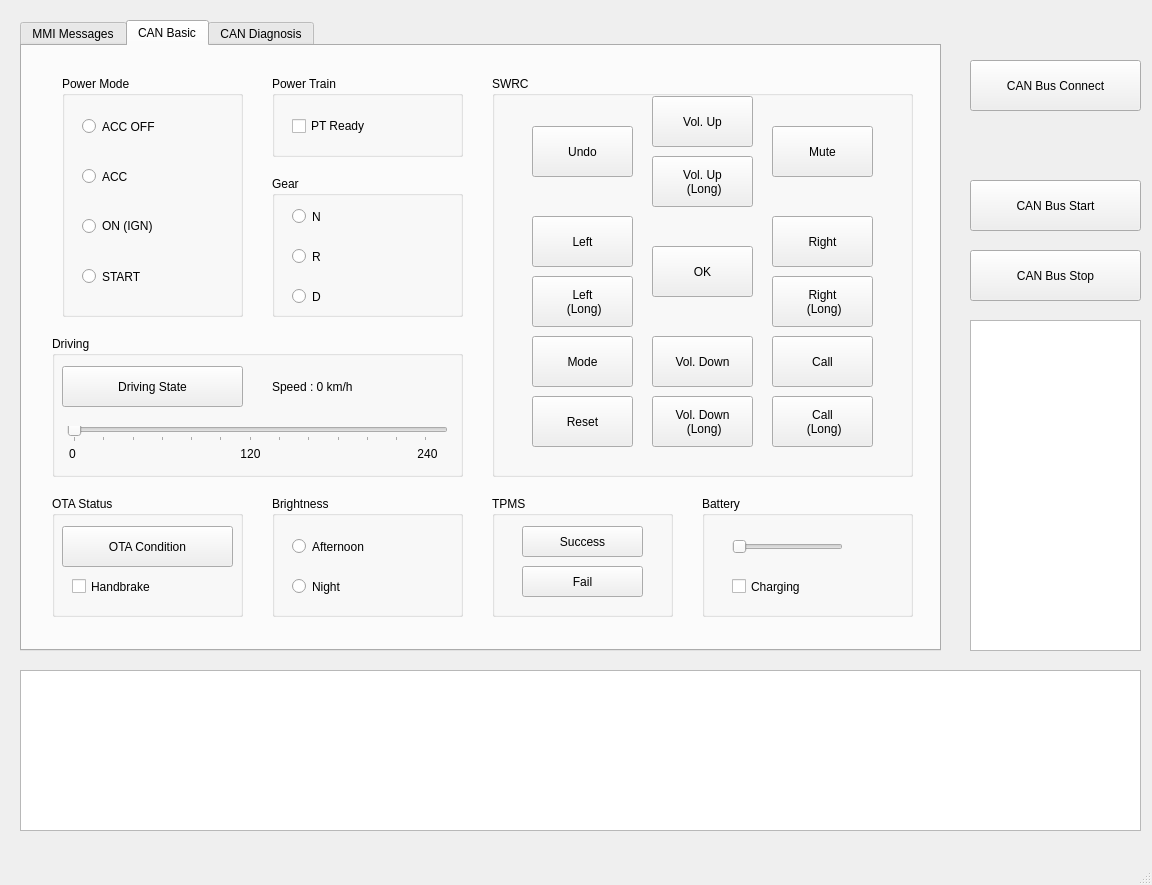
This is untitled.ui in AndrewKim330/can_drimaes as Qt 5 draws it before an edit. The edited form follows.
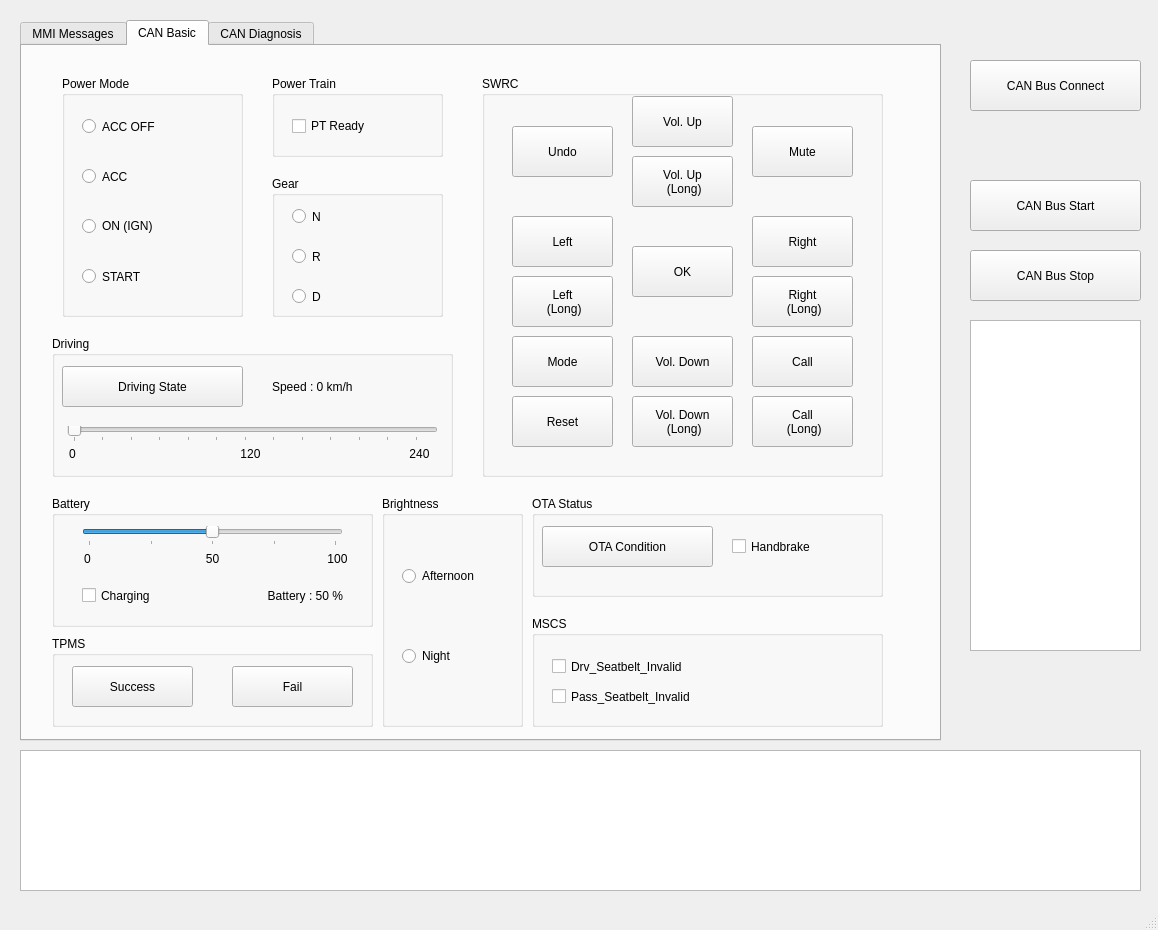
This is the edited form.

Commit message: Feat : Set battery and aeb

What changed in the file:
```diff
--- a/untitled.ui
+++ b/untitled.ui
@@ -6,8 +6,8 @@
    <rect>
     <x>0</x>
     <y>0</y>
-    <width>1152</width>
-    <height>885</height>
+    <width>1158</width>
+    <height>930</height>
    </rect>
   </property>
   <property name="windowTitle">
@@ -20,7 +20,7 @@
       <x>20</x>
       <y>20</y>
       <width>921</width>
-      <height>631</height>
+      <height>721</height>
      </rect>
     </property>
     <property name="currentIndex">
@@ -328,7 +328,7 @@
        <rect>
         <x>250</x>
         <y>130</y>
-        <width>191</width>
+        <width>171</width>
         <height>141</height>
        </rect>
       </property>
@@ -446,9 +446,9 @@
      <widget class="QGroupBox" name="swrc_group">
       <property name="geometry">
        <rect>
-        <x>470</x>
+        <x>460</x>
         <y>30</y>
-        <width>421</width>
+        <width>401</width>
         <height>401</height>
        </rect>
       </property>
@@ -458,7 +458,7 @@
       <widget class="QPushButton" name="btn_vol_down">
        <property name="geometry">
         <rect>
-         <x>160</x>
+         <x>150</x>
          <y>260</y>
          <width>101</width>
          <height>51</height>
@@ -471,7 +471,7 @@
       <widget class="QPushButton" name="btn_vol_down_long">
        <property name="geometry">
         <rect>
-         <x>160</x>
+         <x>150</x>
          <y>320</y>
          <width>101</width>
          <height>51</height>
@@ -485,7 +485,7 @@
       <widget class="QPushButton" name="btn_vol_up_long">
        <property name="geometry">
         <rect>
-         <x>160</x>
+         <x>150</x>
          <y>80</y>
          <width>101</width>
          <height>51</height>
@@ -499,7 +499,7 @@
       <widget class="QPushButton" name="btn_vol_up">
        <property name="geometry">
         <rect>
-         <x>160</x>
+         <x>150</x>
          <y>20</y>
          <width>101</width>
          <height>51</height>
@@ -518,7 +518,7 @@
       <widget class="QPushButton" name="btn_ok">
        <property name="geometry">
         <rect>
-         <x>160</x>
+         <x>150</x>
          <y>170</y>
          <width>101</width>
          <height>51</height>
@@ -531,7 +531,7 @@
       <widget class="QPushButton" name="btn_left_long">
        <property name="geometry">
         <rect>
-         <x>40</x>
+         <x>30</x>
          <y>200</y>
          <width>101</width>
          <height>51</height>
@@ -548,7 +548,7 @@
       <widget class="QPushButton" name="btn_left">
        <property name="geometry">
         <rect>
-         <x>40</x>
+         <x>30</x>
          <y>140</y>
          <width>101</width>
          <height>51</height>
@@ -567,7 +567,7 @@
       <widget class="QPushButton" name="btn_right">
        <property name="geometry">
         <rect>
-         <x>280</x>
+         <x>270</x>
          <y>140</y>
          <width>101</width>
          <height>51</height>
@@ -580,7 +580,7 @@
       <widget class="QPushButton" name="btn_right_long">
        <property name="geometry">
         <rect>
-         <x>280</x>
+         <x>270</x>
          <y>200</y>
          <width>101</width>
          <height>51</height>
@@ -594,7 +594,7 @@
       <widget class="QPushButton" name="btn_undo">
        <property name="geometry">
         <rect>
-         <x>40</x>
+         <x>30</x>
          <y>50</y>
          <width>101</width>
          <height>51</height>
@@ -607,7 +607,7 @@
       <widget class="QPushButton" name="btn_mute">
        <property name="geometry">
         <rect>
-         <x>280</x>
+         <x>270</x>
          <y>50</y>
          <width>101</width>
          <height>51</height>
@@ -620,7 +620,7 @@
       <widget class="QPushButton" name="btn_mode">
        <property name="geometry">
         <rect>
-         <x>40</x>
+         <x>30</x>
          <y>260</y>
          <width>101</width>
          <height>51</height>
@@ -633,7 +633,7 @@
       <widget class="QPushButton" name="btn_call_long">
        <property name="geometry">
         <rect>
-         <x>280</x>
+         <x>270</x>
          <y>320</y>
          <width>101</width>
          <height>51</height>
@@ -647,7 +647,7 @@
       <widget class="QPushButton" name="btn_call">
        <property name="geometry">
         <rect>
-         <x>280</x>
+         <x>270</x>
          <y>260</y>
          <width>101</width>
          <height>51</height>
@@ -660,7 +660,7 @@
       <widget class="QPushButton" name="btn_reset">
        <property name="geometry">
         <rect>
-         <x>40</x>
+         <x>30</x>
          <y>320</y>
          <width>101</width>
          <height>51</height>
@@ -676,7 +676,7 @@
        <rect>
         <x>30</x>
         <y>290</y>
-        <width>411</width>
+        <width>401</width>
         <height>141</height>
        </rect>
       </property>
@@ -701,7 +701,7 @@
         <rect>
          <x>15</x>
          <y>90</y>
-         <width>381</width>
+         <width>371</width>
          <height>16</height>
         </rect>
        </property>
@@ -740,7 +740,7 @@
       <widget class="QLabel" name="tick_240">
        <property name="geometry">
         <rect>
-         <x>360</x>
+         <x>352</x>
          <y>110</y>
          <width>31</width>
          <height>16</height>
@@ -783,75 +783,23 @@
        </property>
       </widget>
      </widget>
-     <widget class="QGroupBox" name="tpms_group">
+     <widget class="QGroupBox" name="battery_group">
       <property name="geometry">
        <rect>
-        <x>470</x>
+        <x>30</x>
         <y>450</y>
-        <width>181</width>
-        <height>121</height>
-       </rect>
-      </property>
-      <property name="title">
-       <string>TPMS</string>
-      </property>
-      <widget class="QPushButton" name="btn_tpms_success">
-       <property name="geometry">
-        <rect>
-         <x>30</x>
-         <y>30</y>
-         <width>121</width>
-         <height>31</height>
-        </rect>
-       </property>
-       <property name="text">
-        <string>Success</string>
-       </property>
-      </widget>
-      <widget class="QPushButton" name="btn_tpms_fail">
-       <property name="geometry">
-        <rect>
-         <x>30</x>
-         <y>70</y>
-         <width>121</width>
-         <height>31</height>
-        </rect>
-       </property>
-       <property name="text">
-        <string>Fail</string>
-       </property>
-      </widget>
-     </widget>
-     <widget class="QGroupBox" name="driving_group_3">
-      <property name="geometry">
-       <rect>
-        <x>680</x>
-        <y>450</y>
-        <width>211</width>
-        <height>121</height>
+        <width>321</width>
+        <height>131</height>
        </rect>
       </property>
       <property name="title">
        <string>Battery</string>
       </property>
-      <widget class="QSlider" name="horizontalSlider">
+      <widget class="QCheckBox" name="chkbox_charge">
        <property name="geometry">
         <rect>
          <x>30</x>
-         <y>40</y>
-         <width>111</width>
-         <height>22</height>
-        </rect>
-       </property>
-       <property name="orientation">
-        <enum>Qt::Horizontal</enum>
-       </property>
-      </widget>
-      <widget class="QCheckBox" name="checkBox_5">
-       <property name="geometry">
-        <rect>
-         <x>30</x>
-         <y>80</y>
+         <y>89</y>
          <width>121</width>
          <height>21</height>
         </rect>
@@ -860,14 +808,174 @@
         <string>Charging</string>
        </property>
       </widget>
+      <widget class="QLabel" name="label_battery">
+       <property name="geometry">
+        <rect>
+         <x>150</x>
+         <y>90</y>
+         <width>141</width>
+         <height>20</height>
+        </rect>
+       </property>
+       <property name="text">
+        <string>Battery : 50 %</string>
+       </property>
+       <property name="alignment">
+        <set>Qt::AlignRight|Qt::AlignTrailing|Qt::AlignVCenter</set>
+       </property>
+      </widget>
+      <widget class="QSlider" name="slider_battery">
+       <property name="geometry">
+        <rect>
+         <x>30</x>
+         <y>30</y>
+         <width>261</width>
+         <height>20</height>
+        </rect>
+       </property>
+       <property name="maximum">
+        <number>100</number>
+       </property>
+       <property name="singleStep">
+        <number>2</number>
+       </property>
+       <property name="pageStep">
+        <number>2</number>
+       </property>
+       <property name="value">
+        <number>50</number>
+       </property>
+       <property name="orientation">
+        <enum>Qt::Horizontal</enum>
+       </property>
+       <property name="tickPosition">
+        <enum>QSlider::TicksBelow</enum>
+       </property>
+       <property name="tickInterval">
+        <number>25</number>
+       </property>
+      </widget>
+      <widget class="QLabel" name="tick_0_batt">
+       <property name="geometry">
+        <rect>
+         <x>25</x>
+         <y>55</y>
+         <width>21</width>
+         <height>16</height>
+        </rect>
+       </property>
+       <property name="text">
+        <string>0</string>
+       </property>
+       <property name="alignment">
+        <set>Qt::AlignCenter</set>
+       </property>
+      </widget>
+      <widget class="QLabel" name="tick_50">
+       <property name="geometry">
+        <rect>
+         <x>150</x>
+         <y>55</y>
+         <width>21</width>
+         <height>16</height>
+        </rect>
+       </property>
+       <property name="text">
+        <string>50</string>
+       </property>
+       <property name="alignment">
+        <set>Qt::AlignCenter</set>
+       </property>
+      </widget>
+      <widget class="QLabel" name="tick_100">
+       <property name="geometry">
+        <rect>
+         <x>270</x>
+         <y>55</y>
+         <width>31</width>
+         <height>16</height>
+        </rect>
+       </property>
+       <property name="text">
+        <string>100</string>
+       </property>
+       <property name="alignment">
+        <set>Qt::AlignCenter</set>
+       </property>
+      </widget>
      </widget>
-     <widget class="QGroupBox" name="driving_group_2">
+     <widget class="QGroupBox" name="power_train_group">
       <property name="geometry">
        <rect>
-        <x>30</x>
+        <x>250</x>
+        <y>30</y>
+        <width>171</width>
+        <height>81</height>
+       </rect>
+      </property>
+      <property name="title">
+       <string>Power Train</string>
+      </property>
+      <widget class="QCheckBox" name="chkbox_pt_ready">
+       <property name="geometry">
+        <rect>
+         <x>20</x>
+         <y>40</y>
+         <width>141</width>
+         <height>20</height>
+        </rect>
+       </property>
+       <property name="text">
+        <string>PT Ready</string>
+       </property>
+      </widget>
+     </widget>
+     <widget class="QGroupBox" name="mscs_group">
+      <property name="geometry">
+       <rect>
+        <x>510</x>
+        <y>570</y>
+        <width>351</width>
+        <height>111</height>
+       </rect>
+      </property>
+      <property name="title">
+       <string>MSCS</string>
+      </property>
+      <widget class="QCheckBox" name="chkbox_drv_invalid">
+       <property name="geometry">
+        <rect>
+         <x>20</x>
+         <y>40</y>
+         <width>231</width>
+         <height>21</height>
+        </rect>
+       </property>
+       <property name="text">
+        <string>Drv_Seatbelt_Invalid</string>
+       </property>
+      </widget>
+      <widget class="QCheckBox" name="chkbox_pass_invalid">
+       <property name="geometry">
+        <rect>
+         <x>20</x>
+         <y>70</y>
+         <width>231</width>
+         <height>21</height>
+        </rect>
+       </property>
+       <property name="text">
+        <string>Pass_Seatbelt_Invalid</string>
+       </property>
+      </widget>
+     </widget>
+     <widget class="QGroupBox" name="ota_group">
+      <property name="geometry">
+       <rect>
+        <x>510</x>
         <y>450</y>
-        <width>191</width>
-        <height>121</height>
+        <width>351</width>
+        <height>101</height>
        </rect>
       </property>
       <property name="title">
@@ -876,8 +984,8 @@
       <widget class="QCheckBox" name="chkbox_h_brake">
        <property name="geometry">
         <rect>
-         <x>20</x>
-         <y>80</y>
+         <x>200</x>
+         <y>40</y>
          <width>141</width>
          <height>21</height>
         </rect>
@@ -900,13 +1008,52 @@
        </property>
       </widget>
      </widget>
-     <widget class="QGroupBox" name="driving_group_4">
+     <widget class="QGroupBox" name="tpms_group">
       <property name="geometry">
        <rect>
-        <x>250</x>
+        <x>30</x>
+        <y>590</y>
+        <width>321</width>
+        <height>91</height>
+       </rect>
+      </property>
+      <property name="title">
+       <string>TPMS</string>
+      </property>
+      <widget class="QPushButton" name="btn_tpms_success">
+       <property name="geometry">
+        <rect>
+         <x>20</x>
+         <y>30</y>
+         <width>121</width>
+         <height>41</height>
+        </rect>
+       </property>
+       <property name="text">
+        <string>Success</string>
+       </property>
+      </widget>
+      <widget class="QPushButton" name="btn_tpms_fail">
+       <property name="geometry">
+        <rect>
+         <x>180</x>
+         <y>30</y>
+         <width>121</width>
+         <height>41</height>
+        </rect>
+       </property>
+       <property name="text">
+        <string>Fail</string>
+       </property>
+      </widget>
+     </widget>
+     <widget class="QGroupBox" name="brightness_group">
+      <property name="geometry">
+       <rect>
+        <x>360</x>
         <y>450</y>
-        <width>191</width>
-        <height>121</height>
+        <width>141</width>
+        <height>231</height>
        </rect>
       </property>
       <property name="title">
@@ -916,9 +1063,9 @@
        <property name="geometry">
         <rect>
          <x>20</x>
-         <y>40</y>
+         <y>70</y>
          <width>121</width>
-         <height>21</height>
+         <height>20</height>
         </rect>
        </property>
        <property name="text">
@@ -929,9 +1076,9 @@
        <property name="geometry">
         <rect>
          <x>20</x>
-         <y>80</y>
+         <y>150</y>
          <width>81</width>
-         <height>21</height>
+         <height>20</height>
         </rect>
        </property>
        <property name="text">
@@ -939,32 +1086,6 @@
        </property>
       </widget>
      </widget>
-     <widget class="QGroupBox" name="power_train_group">
-      <property name="geometry">
-       <rect>
-        <x>250</x>
-        <y>30</y>
-        <width>191</width>
-        <height>81</height>
-       </rect>
-      </property>
-      <property name="title">
-       <string>Power Train</string>
-      </property>
-      <widget class="QCheckBox" name="chkbox_pt_ready">
-       <property name="geometry">
-        <rect>
-         <x>20</x>
-         <y>40</y>
-         <width>141</width>
-         <height>20</height>
-        </rect>
-       </property>
-       <property name="text">
-        <string>PT Ready</string>
-       </property>
-      </widget>
-     </widget>
     </widget>
     <widget class="QWidget" name="can_diagnosis">
      <attribute name="title">
@@ -1806,9 +1927,9 @@
     <property name="geometry">
      <rect>
       <x>20</x>
-      <y>670</y>
+      <y>750</y>
       <width>1121</width>
-      <height>161</height>
+      <height>141</height>
      </rect>
     </property>
    </widget>
```
Left out of the diff: 4 changed lines with no effect on the pictures. The commit also changes 3 other files.
